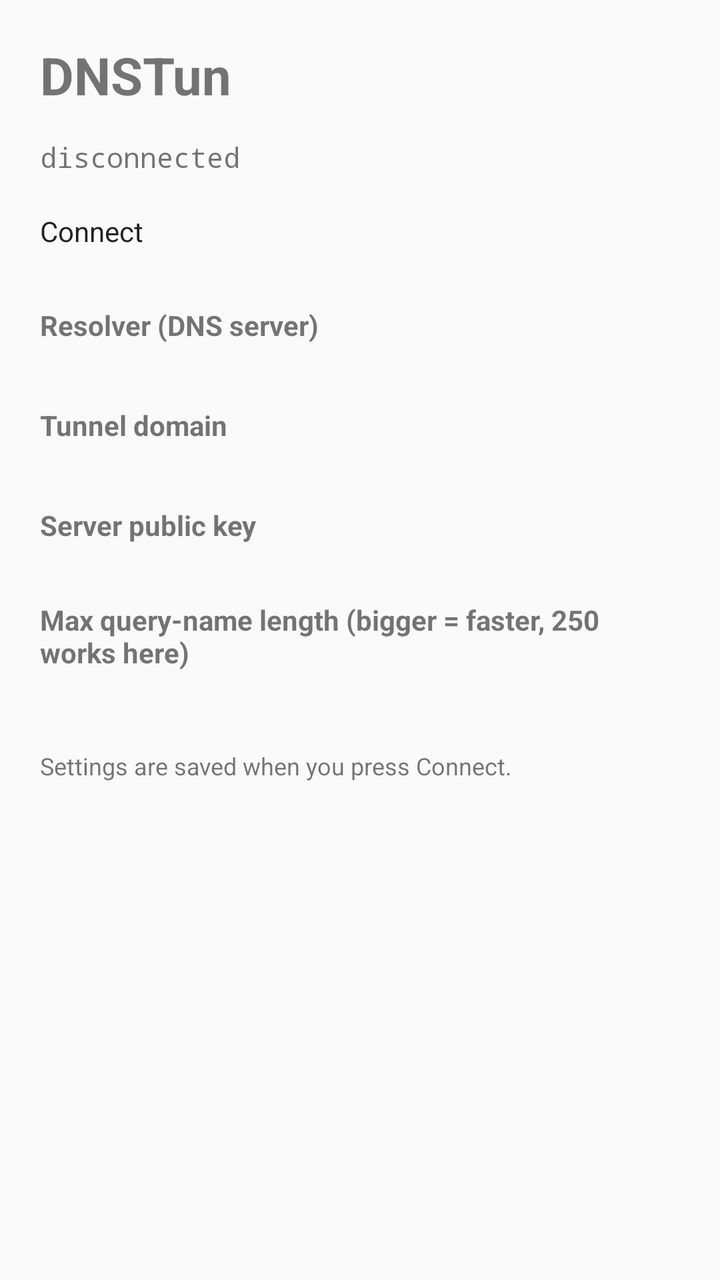
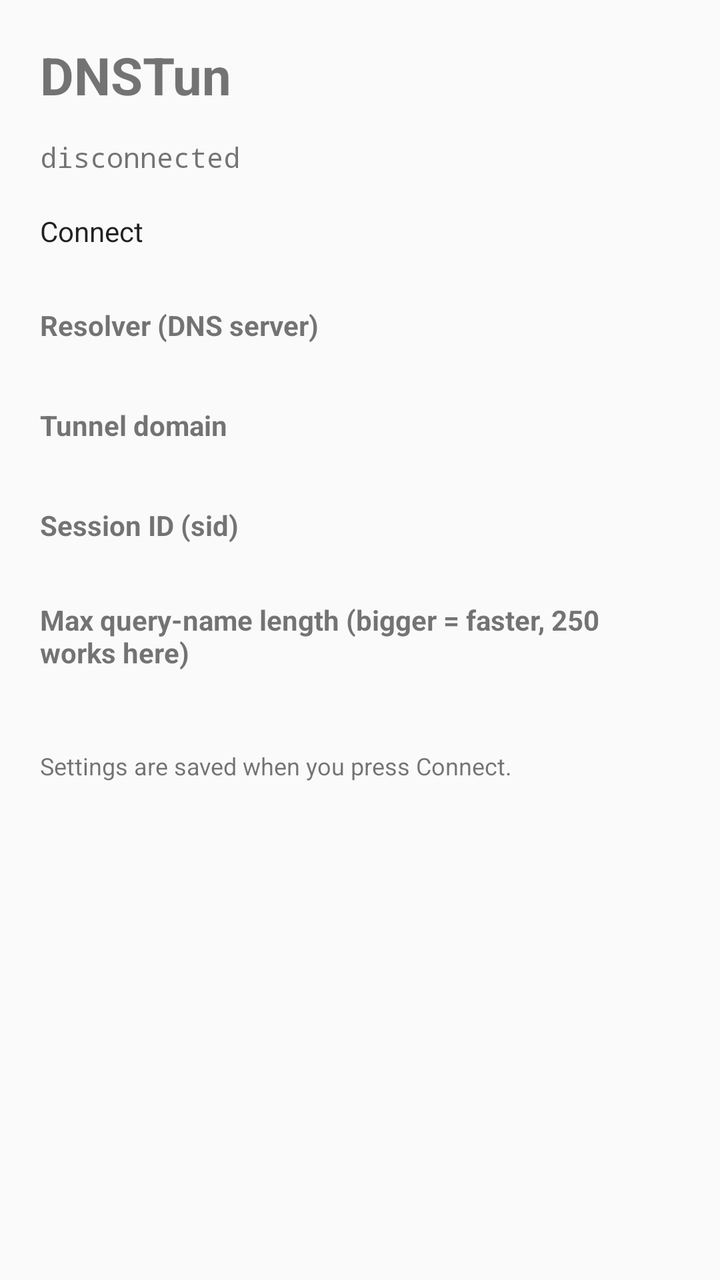

The first picture is an Android layout as it rendered before a commit; the second is the same layout after the commit. The layout source and the unified diff follow.
<!-- AndroidManifest.xml: application theme Theme.Dnstun -->
<!-- res/layout/activity_main.xml -->
<?xml version="1.0" encoding="utf-8"?>
<ScrollView xmlns:android="http://schemas.android.com/apk/res/android"
    android:id="@+id/root"
    android:layout_width="match_parent"
    android:layout_height="match_parent"
    android:fitsSystemWindows="true"
    android:padding="20dp">

    <LinearLayout
        android:layout_width="match_parent"
        android:layout_height="wrap_content"
        android:orientation="vertical">

        <TextView
            android:layout_width="wrap_content"
            android:layout_height="wrap_content"
            android:text="@string/app_name"
            android:textSize="26sp"
            android:textStyle="bold" />

        <TextView
            android:id="@+id/status"
            android:layout_width="match_parent"
            android:layout_height="wrap_content"
            android:layout_marginTop="14dp"
            android:fontFamily="monospace"
            android:text="disconnected"
            android:textSize="14sp" />

        <Button
            android:id="@+id/connect"
            android:layout_width="match_parent"
            android:layout_height="wrap_content"
            android:layout_marginTop="18dp"
            android:text="Connect" />

        <TextView
            android:layout_width="wrap_content"
            android:layout_height="wrap_content"
            android:layout_marginTop="28dp"
            android:text="Resolver (DNS server)"
            android:textStyle="bold" />

        <EditText
            android:id="@+id/resolver"
            android:layout_width="match_parent"
            android:layout_height="wrap_content"
            android:inputType="text"
            android:autofillHints="none" />

        <TextView
            android:layout_width="wrap_content"
            android:layout_height="wrap_content"
            android:layout_marginTop="12dp"
            android:text="Tunnel domain"
            android:textStyle="bold" />

        <EditText
            android:id="@+id/zone"
            android:layout_width="match_parent"
            android:layout_height="wrap_content"
            android:inputType="textUri"
            android:autofillHints="none" />

        <TextView
            android:layout_width="wrap_content"
            android:layout_height="wrap_content"
            android:layout_marginTop="12dp"
            android:text="Server public key"
            android:textStyle="bold" />

        <EditText
            android:id="@+id/pubkey"
            android:layout_width="match_parent"
            android:layout_height="wrap_content"
            android:inputType="text"
            android:fontFamily="monospace"
            android:textSize="12sp"
            android:autofillHints="none" />

        <TextView
            android:layout_width="wrap_content"
            android:layout_height="wrap_content"
            android:layout_marginTop="12dp"
            android:text="Max query-name length (bigger = faster, 250 works here)"
            android:textStyle="bold" />

        <EditText
            android:id="@+id/qname"
            android:layout_width="match_parent"
            android:layout_height="wrap_content"
            android:inputType="number"
            android:autofillHints="none" />

        <TextView
            android:layout_width="match_parent"
            android:layout_height="wrap_content"
            android:layout_marginTop="20dp"
            android:textSize="12sp"
            android:text="Settings are saved when you press Connect." />

    </LinearLayout>
</ScrollView>
<!-- resources referenced by this layout -->
<resources>
  <string name="app_name">DNSTun</string>
  <style name="Theme.Dnstun" parent="android:Theme.Material.Light.DarkActionBar" />
</resources>

<!-- the commit's change to res/layout/activity_main.xml (unified diff, before → after) -->
@@ -66,11 +66,11 @@
             android:layout_width="wrap_content"
             android:layout_height="wrap_content"
             android:layout_marginTop="12dp"
-            android:text="Server public key"
+            android:text="Session ID (sid)"
             android:textStyle="bold" />
 
         <EditText
-            android:id="@+id/pubkey"
+            android:id="@+id/sid"
             android:layout_width="match_parent"
             android:layout_height="wrap_content"
             android:inputType="text"
@@ -86,7 +86,7 @@
             android:textStyle="bold" />
 
         <EditText
-            android:id="@+id/qname"
+            android:id="@+id/chunk"
             android:layout_width="match_parent"
             android:layout_height="wrap_content"
             android:inputType="number"
